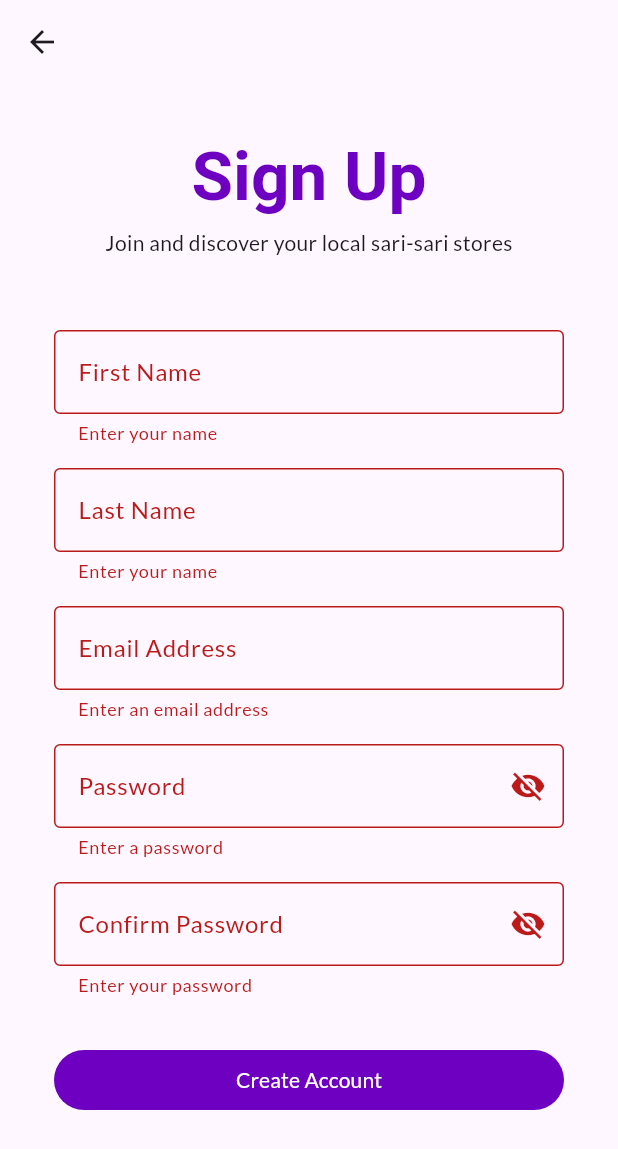
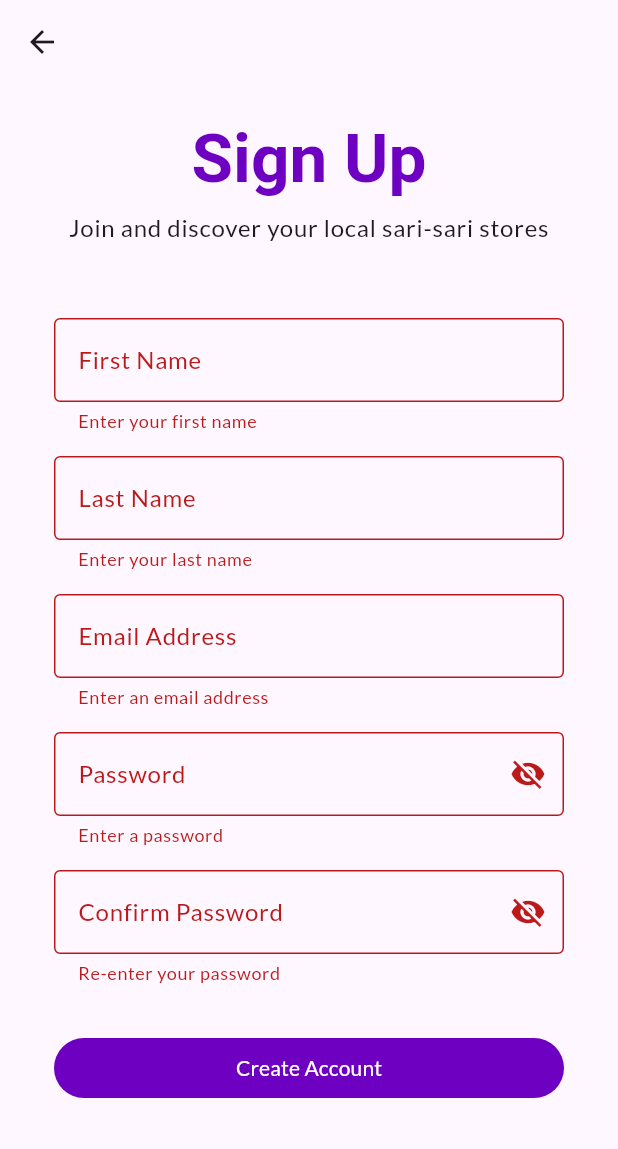
Before and after one commit to ligaya-milangela/tindahanap, a Flutter app: the SignupScreen screen opened directly, after a tap on "Create Account", on a phone screen of 412 x 824 dp. Shown: the top 1149 px of the screen. Run offline on Flutter 3.47's test engine with Material 3 defaults, Android fonts, the phone set to English and light mode, and no system bars; our stand-ins replace cloud_firestore, email_validator, firebase_auth, firebase_core, flutter_map, geolocator and 2 more; accounts and stored records are empty; Roboto replaces fonts that are missing (Pridi).

Commit message:
Update spacing, font size, and error text in Signup UI

```diff
--- a/lib/screens/signup_screen.dart
+++ b/lib/screens/signup_screen.dart
@@ -30,9 +30,16 @@ class _SignupScreenState extends State<SignupScreen> {
     super.dispose();
   }
 
-  String? nameValidator(String? value) {
+  String? firstNameValidator(String? value) {
     if (value == null || value.isEmpty) {
-      return 'Enter your name';
+      return 'Enter your first name';
+    }
+    return null;
+  }
+
+  String? lastNameValidator(String? value) {
+    if (value == null || value.isEmpty) {
+      return 'Enter your last name';
     }
     return null;
   }
@@ -70,7 +77,7 @@ class _SignupScreenState extends State<SignupScreen> {
 
   String? confirmPasswordValidator(String? value) {
     if (value == null || value.isEmpty) {
-      return 'Enter your password';
+      return 'Re-enter your password';
     }
     if (value != _passwordController.text) {
       return 'Password must be same as above';
@@ -118,7 +125,7 @@ class _SignupScreenState extends State<SignupScreen> {
         ),
       ),
       body: ListView(
-        padding: const EdgeInsets.fromLTRB(36.0, 36.0, 36.0, 0.0),
+        padding: const EdgeInsets.fromLTRB(36.0, 24.0, 36.0, 0.0),
         children: [
           Text(
             'Sign Up',
@@ -133,7 +140,7 @@ class _SignupScreenState extends State<SignupScreen> {
             padding: EdgeInsets.only(top: 8.0, bottom: 48.0),
             child: Text(
               'Join and discover your local sari-sari stores',
-              style: textTheme.bodyMedium,
+              style: textTheme.bodyLarge,
               textAlign: TextAlign.center,
             ),
           ),
@@ -149,7 +156,7 @@ class _SignupScreenState extends State<SignupScreen> {
                     labelText: 'First Name',
                     border: OutlineInputBorder(),
                   ),
-                  validator: nameValidator,
+                  validator: firstNameValidator,
                 ),
 
                 TextFormField(
@@ -158,7 +165,7 @@ class _SignupScreenState extends State<SignupScreen> {
                     labelText: 'Last Name',
                     border: OutlineInputBorder(),
                   ),
-                  validator: nameValidator,
+                  validator: lastNameValidator,
                 ),
 
                 TextFormField(
```
